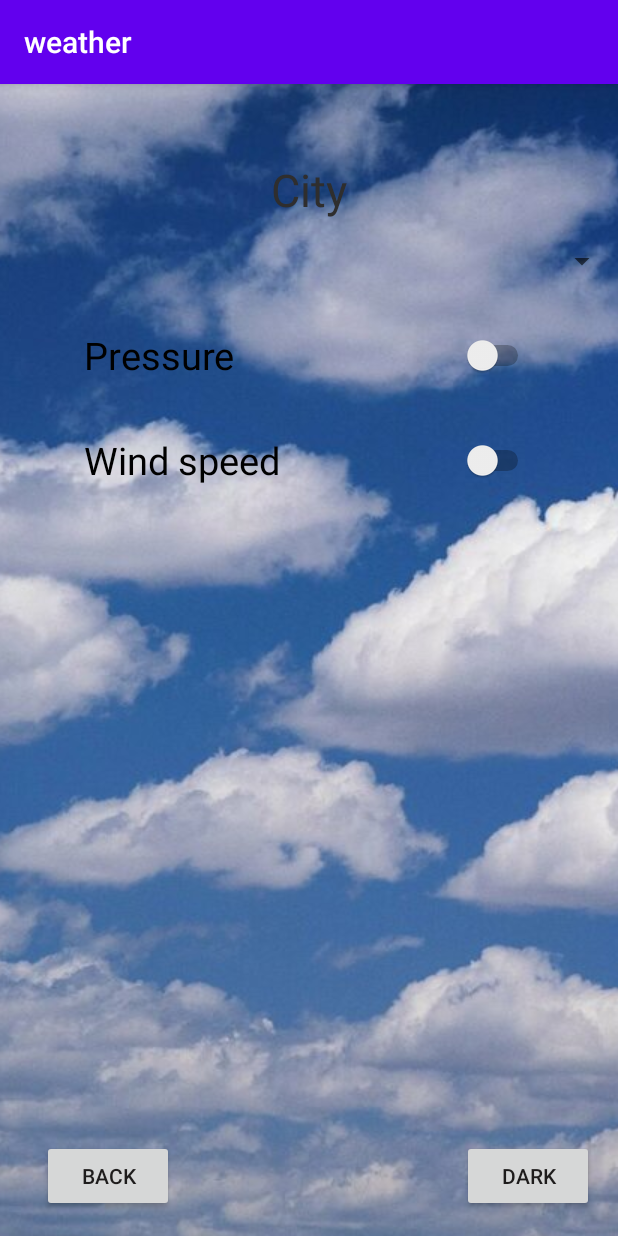
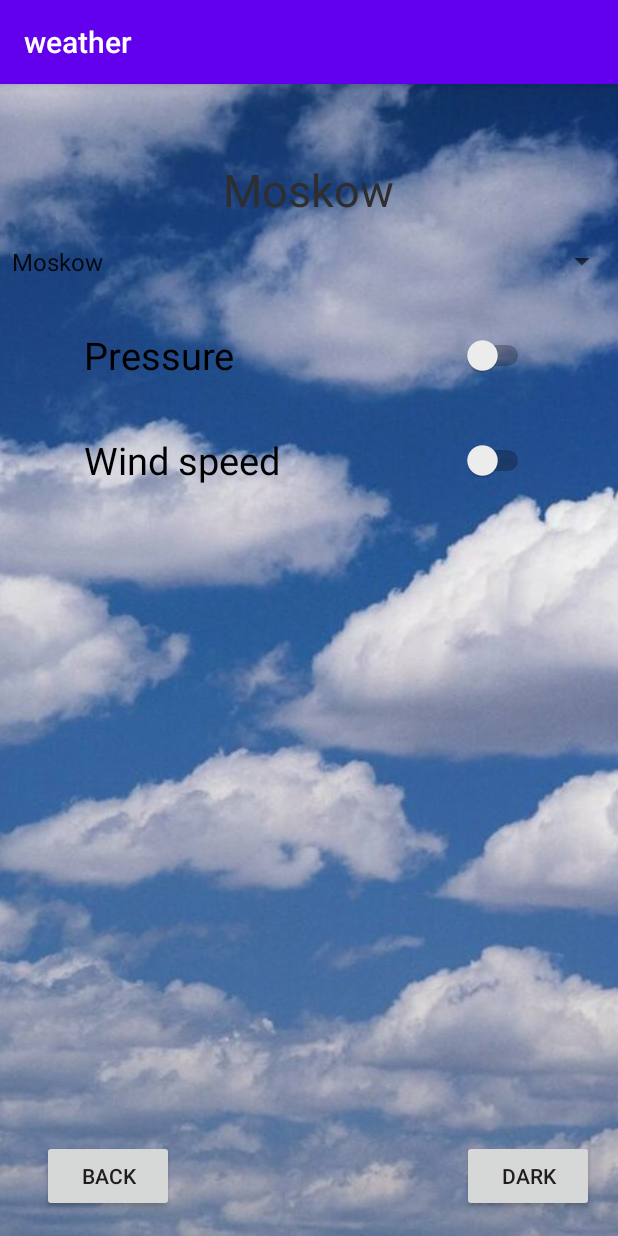
Before and after one commit to Witaliikaplun/watherL2, an Android app: the screen it shows after launch (MainActivity), after a tap on "SETTINGS", on a phone screen of 412 x 824 dp. Run offline under Robolectric (Android 15) with nearby library versions, the phone set to English and light mode, and no system bars.

Commit message:
Переделал под фрагменты. Передачу данных между фрагментами сделал через статические поля MainActivity.Правильный ли это подход?

```diff
--- a/app/src/main/java/com/example/weather/Fragment1.java
+++ b/app/src/main/java/com/example/weather/Fragment1.java
@@ -20,6 +20,7 @@ public class Fragment1 extends Fragment {
     Fragment2 fragment2;
     TextView textPressure;
     TextView textSpeed;
+    TextView textCity;
     Button btnGo;
 
     public Fragment1() {
@@ -39,6 +40,9 @@ public class Fragment1 extends Fragment {
         textSpeed = view.findViewById(R.id.textView9);
         btn2 = view.findViewById(R.id.button2);
         btnGo = view.findViewById(R.id.buttonGo);
+        textCity = view.findViewById(R.id.textView2);
+
+        textCity.setText(MainActivity.getSity());
 
 
         viewTextPresSpeed();
--- a/app/src/main/java/com/example/weather/Fragment2.java
+++ b/app/src/main/java/com/example/weather/Fragment2.java
@@ -3,6 +3,7 @@ package com.example.weather;
 import android.os.Bundle;
 import android.support.v4.app.Fragment;
 import android.support.v4.app.FragmentTransaction;
+import android.util.Log;
 import android.view.LayoutInflater;
 import android.view.View;
 import android.view.ViewGroup;
@@ -36,6 +37,16 @@ public class Fragment2 extends Fragment {
         btn4 = view.findViewById(R.id.button4);
         s2Press = view.findViewById(R.id.switch2);
         s3Speed = view.findViewById(R.id.switch3);
+        TextView textCity = view.findViewById(R.id.textView6);
+
+        String msk = (String) getText(R.string.MSK);
+        String spb = (String) getText(R.string.SPB);
+        String krd = (String) getText(R.string.CRD);
+        final String[] data = {msk, spb, krd};
+
+        spinerMethod(textCity, data);
+
+
 
         if(MainActivity.isSwitchPress()) s2Press.setChecked(true);
         else s2Press.setChecked(false);
@@ -50,7 +61,6 @@ public class Fragment2 extends Fragment {
                 ft.replace(R.id.fragment_container, fragment1);
                 //ft.addToBackStack("");
                 ft.commit();
-
             }
         });
 
@@ -74,6 +84,43 @@ public class Fragment2 extends Fragment {
         return view;
     }
 
+    private void spinerMethod(final TextView t6, final String[] data) {
+        //адаптер----------------------------------------------------
+        ArrayAdapter<String> adapter = new ArrayAdapter<String>(getActivity(), android.R.layout.simple_spinner_item, data);
+        adapter.setDropDownViewResource(android.R.layout.simple_spinner_dropdown_item);
+
+        Spinner spinner = (Spinner) view.findViewById(R.id.spiner);
+        spinner.setAdapter(adapter);
+        // заголовок--------------------------------------------------
+        spinner.setPrompt("Title");
+        // выделяем элемент ------------------------------
+        spinner.setSelection(MainActivity.getPosition());
+        // устанавливаем обработчик нажатия---------------------------
+        spinner.setOnItemSelectedListener(new AdapterView.OnItemSelectedListener() {
+
+            @Override
+            public void onItemSelected(AdapterView<?> parent, View view,
+                                       int position, long id) {
+                // показываем позиция нажатого элемента
+                switch (position){
+                    case 0: t6.setText(data[position]);
+                        break;
+
+                    case 1: t6.setText(data[position]);
+                        break;
+
+                    case 2: t6.setText(data[position]);
+                        break;
+                }
+                MainActivity.setSity(t6.getText().toString());
+                MainActivity.setPosition(position);
+            }
+            @Override
+            public void onNothingSelected(AdapterView<?> arg0) {
+            }
+        });
+    }
+
 
 
 
--- a/app/src/main/java/com/example/weather/MainActivity.java
+++ b/app/src/main/java/com/example/weather/MainActivity.java
@@ -14,6 +14,8 @@ public class MainActivity extends AppCompatActivity {
     Fragment2 fragment2;
     private static boolean switchPress = false;
     private static boolean switchSpeed = false;
+    private static   String sity = "Москва";
+    private static int position = 0;
 
 
 
@@ -51,5 +53,20 @@ public class MainActivity extends AppCompatActivity {
         return switchPress;
     }
 
+    public static void setPosition(int position) {
+        MainActivity.position = position;
+    }
+
+    public static int getPosition() {
+        return position;
+    }
+
+    public static void setSity(String sity) {
+        MainActivity.sity = sity;
+    }
+
+    public static String getSity() {
+        return sity;
+    }
 
 }
--- a/app/src/main/res/values/strings.xml
+++ b/app/src/main/res/values/strings.xml
@@ -9,7 +9,7 @@
     <string name="image3" translatable="false">image3</string>
     <string name="speed" translatable="false">m/s</string>
     <string name="c">\u2109</string>
-    <string name="cityNname">City</string>
+    <string name="cityNname">Krasnodar</string>
     <string name="switch1">Wind speed</string>
     <string name="switch2">Pressure</string>
 
@@ -22,5 +22,12 @@
     <string name="brov">browser</string>
 
 
+    <string-array name="arrayCity">
+        <item>Krasnodar</item>
+        <item>Moskau</item>
+        <item>Saint Petersburg</item>
+    </string-array>
+
+
 
 </resources>
```
Also changed, not shown: 1 other file.
